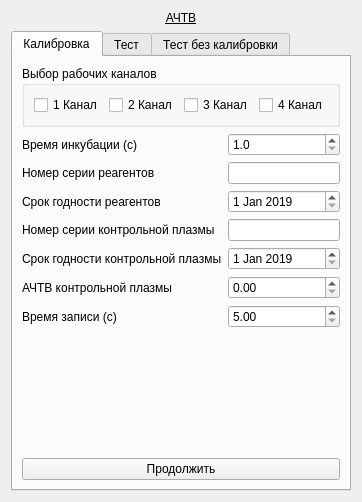
Before: the Qt Designer form choisedialog/ko2.ui in krang4d/Agrekola, drawn with Qt 5.
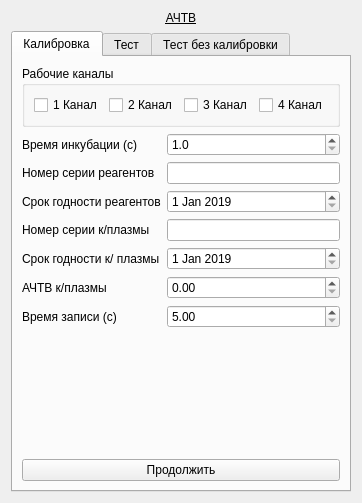
After: the same form once the commit is applied. The open tabs and pages were chosen to show the change.

Patch:
```diff
--- a/choisedialog/ko2.ui
+++ b/choisedialog/ko2.ui
@@ -6,8 +6,8 @@
    <rect>
     <x>0</x>
     <y>0</y>
-    <width>332</width>
-    <height>491</height>
+    <width>342</width>
+    <height>503</height>
    </rect>
   </property>
   <property name="windowTitle">
@@ -37,7 +37,7 @@
        <item>
         <widget class="QGroupBox" name="groupBox_calibChls">
          <property name="title">
-          <string>Выбор рабочих каналов</string>
+          <string>Рабочие каналы</string>
          </property>
          <layout class="QHBoxLayout" name="horizontalLayout">
           <item>
@@ -82,6 +82,12 @@
          </item>
          <item row="0" column="1">
           <widget class="QDoubleSpinBox" name="doubleSpinBox_calibIncube">
+           <property name="prefix">
+            <string/>
+           </property>
+           <property name="suffix">
+            <string/>
+           </property>
            <property name="decimals">
             <number>1</number>
            </property>
@@ -121,7 +127,7 @@
          <item row="3" column="0">
           <widget class="QLabel" name="label_calib3">
            <property name="text">
-            <string>Номер серии контрольной плазмы</string>
+            <string>Номер серии к/плазмы</string>
            </property>
           </widget>
          </item>
@@ -135,7 +141,7 @@
          <item row="4" column="0">
           <widget class="QLabel" name="label_calib4">
            <property name="text">
-            <string>Срок годности контрольной плазмы</string>
+            <string>Срок годности к/ плазмы</string>
            </property>
           </widget>
          </item>
@@ -159,6 +165,9 @@
          </item>
          <item row="6" column="1">
           <widget class="QDoubleSpinBox" name="doubleSpinBox_calibWriteTime">
+           <property name="suffix">
+            <string/>
+           </property>
            <property name="minimum">
             <double>5.000000000000000</double>
            </property>
@@ -170,7 +179,7 @@
          <item row="5" column="0">
           <widget class="QLabel" name="label_calib5">
            <property name="text">
-            <string>АЧТВ контрольной плазмы</string>
+            <string>АЧТВ к/плазмы</string>
            </property>
           </widget>
          </item>
```
Left out of the diff: 18 changed lines with no effect on the pictures.
